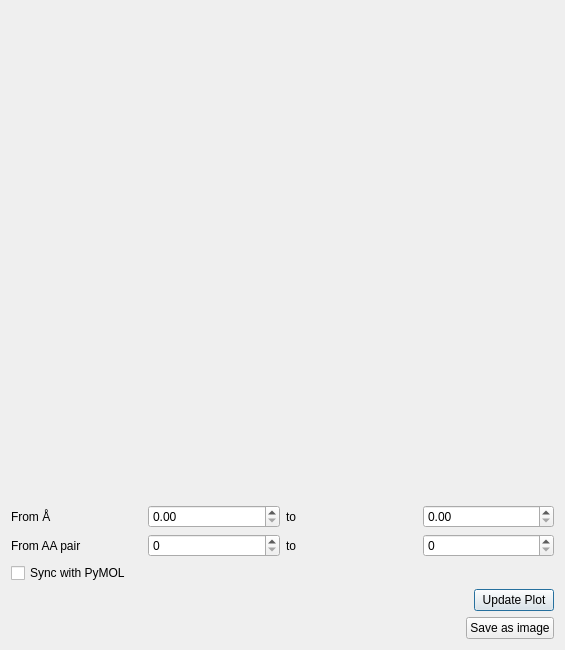
urban233/PySSA, file pyssa/gui/ui/forms/dlgDistancePlot.ui: the form before one commit.
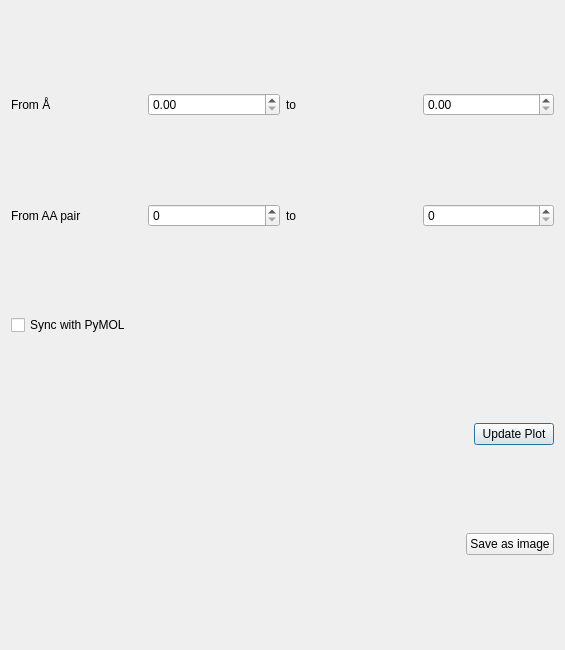
The form after the commit.

```diff
--- a/pyssa/gui/ui/forms/dlgDistancePlot.ui
+++ b/pyssa/gui/ui/forms/dlgDistancePlot.ui
@@ -14,19 +14,6 @@
    <string>Dialog</string>
   </property>
   <layout class="QVBoxLayout" name="main_Layout">
-   <item>
-    <spacer name="verticalSpacer">
-     <property name="orientation">
-      <enum>Qt::Vertical</enum>
-     </property>
-     <property name="sizeHint" stdset="0">
-      <size>
-       <width>20</width>
-       <height>40</height>
-      </size>
-     </property>
-    </spacer>
-   </item>
    <item>
     <layout class="QHBoxLayout" name="horizontalLayout_8">
      <item>
```
